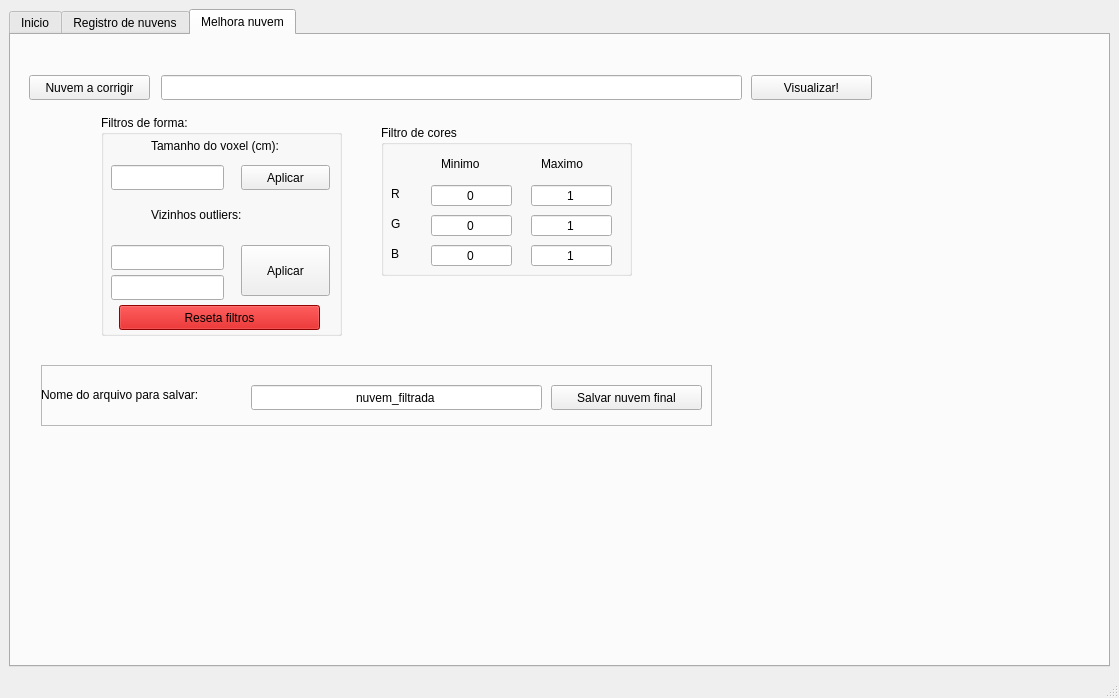
First picture: the form in handset_gui/ui/main_window.ui, repository viniciusvidal2/Cameras_GRIn, before the edit.
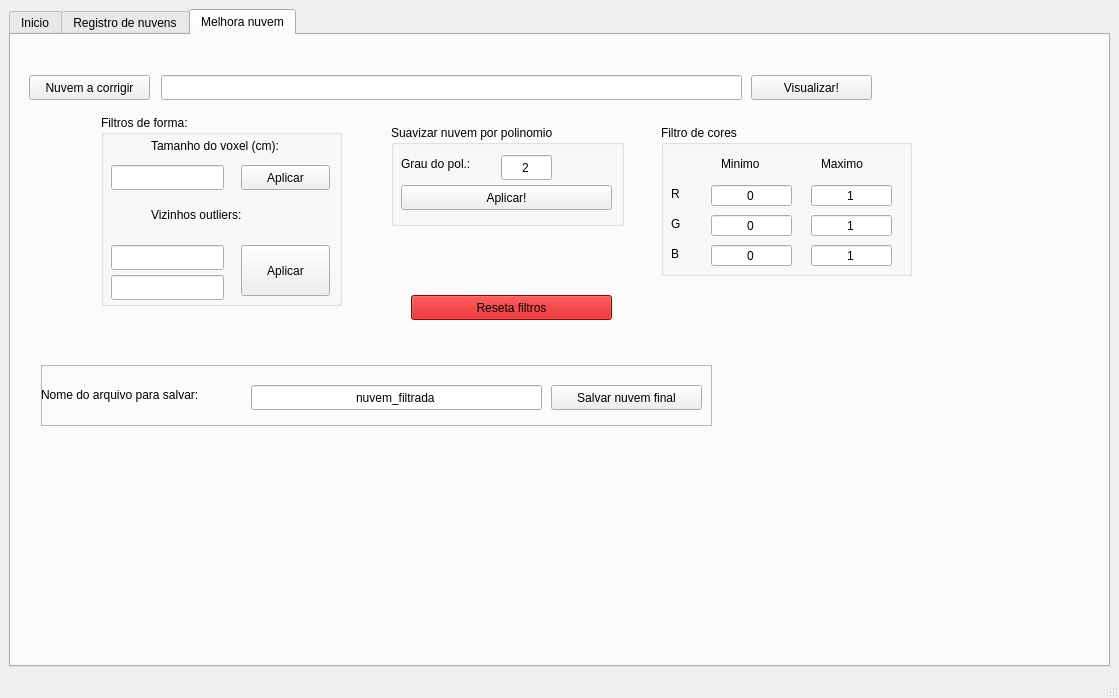
Second picture: the form after the edit. The open tabs and pages were chosen to show the change. Icons and pictures are not drawn.

Commit message: no caminho de suavizar a nuvem final

```diff
--- a/handset_gui/ui/main_window.ui
+++ b/handset_gui/ui/main_window.ui
@@ -877,7 +877,7 @@
         </property>
         <property name="geometry">
          <rect>
-          <x>370</x>
+          <x>650</x>
           <y>90</y>
           <width>251</width>
           <height>151</height>
@@ -1070,7 +1070,7 @@
           <x>90</x>
           <y>80</y>
           <width>241</width>
-          <height>221</height>
+          <height>191</height>
          </rect>
         </property>
         <property name="title">
@@ -1188,434 +1188,6 @@
           <set>Qt::AlignCenter</set>
          </property>
         </widget>
-        <widget class="QPushButton" name="pushButton_resetafiltro">
-         <property name="geometry">
-          <rect>
-           <x>18</x>
-           <y>190</y>
-           <width>201</width>
-           <height>25</height>
-          </rect>
-         </property>
-         <property name="palette">
-          <palette>
-           <active>
-            <colorrole role="WindowText">
-             <brush brushstyle="SolidPattern">
-              <color alpha="255">
-               <red>0</red>
-               <green>0</green>
-               <blue>0</blue>
-              </color>
-             </brush>
-            </colorrole>
-            <colorrole role="Button">
-             <brush brushstyle="SolidPattern">
-              <color alpha="255">
-               <red>204</red>
-               <green>0</green>
-               <blue>0</blue>
-              </color>
-             </brush>
-            </colorrole>
-            <colorrole role="Light">
-             <brush brushstyle="SolidPattern">
-              <color alpha="255">
-               <red>255</red>
-               <green>51</green>
-               <blue>51</blue>
-              </color>
-             </brush>
-            </colorrole>
-            <colorrole role="Midlight">
-             <brush brushstyle="SolidPattern">
-              <color alpha="255">
-               <red>229</red>
-               <green>25</green>
-               <blue>25</blue>
-              </color>
-             </brush>
-            </colorrole>
-            <colorrole role="Dark">
-             <brush brushstyle="SolidPattern">
-              <color alpha="255">
-               <red>102</red>
-               <green>0</green>
-               <blue>0</blue>
-              </color>
-             </brush>
-            </colorrole>
-            <colorrole role="Mid">
-             <brush brushstyle="SolidPattern">
-              <color alpha="255">
-               <red>136</red>
-               <green>0</green>
-               <blue>0</blue>
-              </color>
-             </brush>
-            </colorrole>
-            <colorrole role="Text">
-             <brush brushstyle="SolidPattern">
-              <color alpha="255">
-               <red>0</red>
-               <green>0</green>
-               <blue>0</blue>
-              </color>
-             </brush>
-            </colorrole>
-            <colorrole role="BrightText">
-             <brush brushstyle="SolidPattern">
-              <color alpha="255">
-               <red>255</red>
-               <green>255</green>
-               <blue>255</blue>
-              </color>
-             </brush>
-            </colorrole>
-            <colorrole role="ButtonText">
-             <brush brushstyle="SolidPattern">
-              <color alpha="255">
-               <red>0</red>
-               <green>0</green>
-               <blue>0</blue>
-              </color>
-             </brush>
-            </colorrole>
-            <colorrole role="Base">
-             <brush brushstyle="SolidPattern">
-              <color alpha="255">
-               <red>255</red>
-               <green>255</green>
-               <blue>255</blue>
-              </color>
-             </brush>
-            </colorrole>
-            <colorrole role="Window">
-             <brush brushstyle="SolidPattern">
-              <color alpha="255">
-               <red>204</red>
-               <green>0</green>
-               <blue>0</blue>
-              </color>
-             </brush>
-            </colorrole>
-            <colorrole role="Shadow">
-             <brush brushstyle="SolidPattern">
-              <color alpha="255">
-               <red>0</red>
-               <green>0</green>
-               <blue>0</blue>
-              </color>
-             </brush>
-            </colorrole>
-            <colorrole role="AlternateBase">
-             <brush brushstyle="SolidPattern">
-              <color alpha="255">
-               <red>229</red>
-               <green>127</green>
-               <blue>127</blue>
-              </color>
-             </brush>
-            </colorrole>
-            <colorrole role="ToolTipBase">
-             <brush brushstyle="SolidPattern">
-              <color alpha="255">
-               <red>255</red>
-               <green>255</green>
-               <blue>220</blue>
-              </color>
-             </brush>
-            </colorrole>
-            <colorrole role="ToolTipText">
-             <brush brushstyle="SolidPattern">
-              <color alpha="255">
-               <red>0</red>
-               <green>0</green>
-               <blue>0</blue>
-              </color>
-             </brush>
-            </colorrole>
-           </active>
-           <inactive>
-            <colorrole role="WindowText">
-             <brush brushstyle="SolidPattern">
-              <color alpha="255">
-               <red>0</red>
-               <green>0</green>
-               <blue>0</blue>
-              </color>
-             </brush>
-            </colorrole>
-            <colorrole role="Button">
-             <brush brushstyle="SolidPattern">
-              <color alpha="255">
-               <red>204</red>
-               <green>0</green>
-               <blue>0</blue>
-              </color>
-             </brush>
-            </colorrole>
-            <colorrole role="Light">
-             <brush brushstyle="SolidPattern">
-              <color alpha="255">
-               <red>255</red>
-               <green>51</green>
-               <blue>51</blue>
-              </color>
-             </brush>
-            </colorrole>
-            <colorrole role="Midlight">
-             <brush brushstyle="SolidPattern">
-              <color alpha="255">
-               <red>229</red>
-               <green>25</green>
-               <blue>25</blue>
-              </color>
-             </brush>
-            </colorrole>
-            <colorrole role="Dark">
-             <brush brushstyle="SolidPattern">
-              <color alpha="255">
-               <red>102</red>
-               <green>0</green>
-               <blue>0</blue>
-              </color>
-             </brush>
-            </colorrole>
-            <colorrole role="Mid">
-             <brush brushstyle="SolidPattern">
-              <color alpha="255">
-               <red>136</red>
-               <green>0</green>
-               <blue>0</blue>
-              </color>
-             </brush>
-            </colorrole>
-            <colorrole role="Text">
-             <brush brushstyle="SolidPattern">
-              <color alpha="255">
-               <red>0</red>
-               <green>0</green>
-               <blue>0</blue>
-              </color>
-             </brush>
-            </colorrole>
-            <colorrole role="BrightText">
-             <brush brushstyle="SolidPattern">
-              <color alpha="255">
-               <red>255</red>
-               <green>255</green>
-               <blue>255</blue>
-              </color>
-             </brush>
-            </colorrole>
-            <colorrole role="ButtonText">
-             <brush brushstyle="SolidPattern">
-              <color alpha="255">
-               <red>0</red>
-               <green>0</green>
-               <blue>0</blue>
-              </color>
-             </brush>
-            </colorrole>
-            <colorrole role="Base">
-             <brush brushstyle="SolidPattern">
-              <color alpha="255">
-               <red>255</red>
-               <green>255</green>
-               <blue>255</blue>
-              </color>
-             </brush>
-            </colorrole>
-            <colorrole role="Window">
-             <brush brushstyle="SolidPattern">
-              <color alpha="255">
-               <red>204</red>
-               <green>0</green>
-               <blue>0</blue>
-              </color>
-             </brush>
-            </colorrole>
-            <colorrole role="Shadow">
-             <brush brushstyle="SolidPattern">
-              <color alpha="255">
-               <red>0</red>
-               <green>0</green>
-               <blue>0</blue>
-              </color>
-             </brush>
-            </colorrole>
-            <colorrole role="AlternateBase">
-             <brush brushstyle="SolidPattern">
-              <color alpha="255">
-               <red>229</red>
-               <green>127</green>
-               <blue>127</blue>
-              </color>
-             </brush>
-            </colorrole>
-            <colorrole role="ToolTipBase">
-             <brush brushstyle="SolidPattern">
-              <color alpha="255">
-               <red>255</red>
-               <green>255</green>
-               <blue>220</blue>
-              </color>
-             </brush>
-            </colorrole>
-            <colorrole role="ToolTipText">
-             <brush brushstyle="SolidPattern">
-              <color alpha="255">
-               <red>0</red>
-               <green>0</green>
-               <blue>0</blue>
-              </color>
-             </brush>
-            </colorrole>
-           </inactive>
-           <disabled>
-            <colorrole role="WindowText">
-             <brush brushstyle="SolidPattern">
-              <color alpha="255">
-               <red>102</red>
-               <green>0</green>
-               <blue>0</blue>
-              </color>
-             </brush>
-            </colorrole>
-            <colorrole role="Button">
-             <brush brushstyle="SolidPattern">
-              <color alpha="255">
-               <red>204</red>
-               <green>0</green>
-               <blue>0</blue>
-              </color>
-             </brush>
-            </colorrole>
-            <colorrole role="Light">
-             <brush brushstyle="SolidPattern">
-              <color alpha="255">
-               <red>255</red>
-               <green>51</green>
-               <blue>51</blue>
-              </color>
-             </brush>
-            </colorrole>
-            <colorrole role="Midlight">
-             <brush brushstyle="SolidPattern">
-              <color alpha="255">
-               <red>229</red>
-               <green>25</green>
-               <blue>25</blue>
-              </color>
-             </brush>
-            </colorrole>
-            <colorrole role="Dark">
-             <brush brushstyle="SolidPattern">
-              <color alpha="255">
-               <red>102</red>
-               <green>0</green>
-               <blue>0</blue>
-              </color>
-             </brush>
-            </colorrole>
-            <colorrole role="Mid">
-             <brush brushstyle="SolidPattern">
-              <color alpha="255">
-               <red>136</red>
-               <green>0</green>
-               <blue>0</blue>
-              </color>
-             </brush>
-            </colorrole>
-            <colorrole role="Text">
-             <brush brushstyle="SolidPattern">
-              <color alpha="255">
-               <red>102</red>
-               <green>0</green>
-               <blue>0</blue>
-              </color>
-             </brush>
-            </colorrole>
-            <colorrole role="BrightText">
-             <brush brushstyle="SolidPattern">
-              <color alpha="255">
-               <red>255</red>
-               <green>255</green>
-               <blue>255</blue>
-              </color>
-             </brush>
-            </colorrole>
-            <colorrole role="ButtonText">
-             <brush brushstyle="SolidPattern">
-              <color alpha="255">
-               <red>102</red>
-               <green>0</green>
-               <blue>0</blue>
-              </color>
-             </brush>
-            </colorrole>
-            <colorrole role="Base">
-             <brush brushstyle="SolidPattern">
-              <color alpha="255">
-               <red>204</red>
-               <green>0</green>
-               <blue>0</blue>
-              </color>
-             </brush>
-            </colorrole>
-            <colorrole role="Window">
-             <brush brushstyle="SolidPattern">
-              <color alpha="255">
-               <red>204</red>
-               <green>0</green>
-               <blue>0</blue>
-              </color>
-             </brush>
-            </colorrole>
-            <colorrole role="Shadow">
-             <brush brushstyle="SolidPattern">
-              <color alpha="255">
-               <red>0</red>
-               <green>0</green>
-               <blue>0</blue>
-              </color>
-             </brush>
-            </colorrole>
-            <colorrole role="AlternateBase">
-             <brush brushstyle="SolidPattern">
-              <color alpha="255">
-               <red>204</red>
-               <green>0</green>
-               <blue>0</blue>
-              </color>
-             </brush>
-            </colorrole>
-            <colorrole role="ToolTipBase">
-             <brush brushstyle="SolidPattern">
-              <color alpha="255">
-               <red>255</red>
-               <green>255</green>
-               <blue>220</blue>
-              </color>
-             </brush>
-            </colorrole>
-            <colorrole role="ToolTipText">
-             <brush brushstyle="SolidPattern">
-              <color alpha="255">
-               <red>0</red>
-               <green>0</green>
-               <blue>0</blue>
-              </color>
-             </brush>
-            </colorrole>
-           </disabled>
-          </palette>
-         </property>
-         <property name="text">
-          <string>Reseta filtros</string>
-         </property>
-        </widget>
        </widget>
        <widget class="QFrame" name="frame_salvar">
         <property name="enabled">
@@ -1687,6 +1259,489 @@
          </property>
         </widget>
        </widget>
+       <widget class="QGroupBox" name="groupBox_polinomio">
+        <property name="geometry">
+         <rect>
+          <x>380</x>
+          <y>90</y>
+          <width>233</width>
+          <height>101</height>
+         </rect>
+        </property>
+        <property name="title">
+         <string>Suavizar nuvem por polinomio</string>
+        </property>
+        <widget class="QPushButton" name="pushButton_filtropolinomio">
+         <property name="geometry">
+          <rect>
+           <x>10</x>
+           <y>60</y>
+           <width>211</width>
+           <height>25</height>
+          </rect>
+         </property>
+         <property name="text">
+          <string>Aplicar!</string>
+         </property>
+        </widget>
+        <widget class="QLabel" name="label_16">
+         <property name="geometry">
+          <rect>
+           <x>10</x>
+           <y>30</y>
+           <width>91</width>
+           <height>17</height>
+          </rect>
+         </property>
+         <property name="text">
+          <string>Grau do pol.:</string>
+         </property>
+        </widget>
+        <widget class="QLineEdit" name="lineEdit_graupolinomio">
+         <property name="geometry">
+          <rect>
+           <x>110</x>
+           <y>30</y>
+           <width>51</width>
+           <height>25</height>
+          </rect>
+         </property>
+         <property name="text">
+          <string>2</string>
+         </property>
+         <property name="alignment">
+          <set>Qt::AlignCenter</set>
+         </property>
+        </widget>
+       </widget>
+       <widget class="QPushButton" name="pushButton_resetafiltro">
+        <property name="geometry">
+         <rect>
+          <x>400</x>
+          <y>260</y>
+          <width>201</width>
+          <height>25</height>
+         </rect>
+        </property>
+        <property name="palette">
+         <palette>
+          <active>
+           <colorrole role="WindowText">
+            <brush brushstyle="SolidPattern">
+             <color alpha="255">
+              <red>0</red>
+              <green>0</green>
+              <blue>0</blue>
+             </color>
+            </brush>
+           </colorrole>
+           <colorrole role="Button">
+            <brush brushstyle="SolidPattern">
+             <color alpha="255">
+              <red>204</red>
+              <green>0</green>
+              <blue>0</blue>
+             </color>
+            </brush>
+           </colorrole>
+           <colorrole role="Light">
+            <brush brushstyle="SolidPattern">
+             <color alpha="255">
+              <red>255</red>
+              <green>51</green>
+              <blue>51</blue>
+             </color>
+            </brush>
+           </colorrole>
+           <colorrole role="Midlight">
+            <brush brushstyle="SolidPattern">
+             <color alpha="255">
+              <red>229</red>
+              <green>25</green>
+              <blue>25</blue>
+             </color>
+            </brush>
+           </colorrole>
+           <colorrole role="Dark">
+            <brush brushstyle="SolidPattern">
+             <color alpha="255">
+              <red>102</red>
+              <green>0</green>
+              <blue>0</blue>
+             </color>
+            </brush>
+           </colorrole>
+           <colorrole role="Mid">
+            <brush brushstyle="SolidPattern">
+             <color alpha="255">
+              <red>136</red>
+              <green>0</green>
+              <blue>0</blue>
+             </color>
+            </brush>
+           </colorrole>
+           <colorrole role="Text">
+            <brush brushstyle="SolidPattern">
+             <color alpha="255">
+              <red>0</red>
+              <green>0</green>
+              <blue>0</blue>
+             </color>
+            </brush>
+           </colorrole>
+           <colorrole role="BrightText">
+            <brush brushstyle="SolidPattern">
+             <color alpha="255">
+              <red>255</red>
+              <green>255</green>
+              <blue>255</blue>
+             </color>
+            </brush>
+           </colorrole>
+           <colorrole role="ButtonText">
+            <brush brushstyle="SolidPattern">
+             <color alpha="255">
+              <red>0</red>
+              <green>0</green>
+              <blue>0</blue>
+             </color>
+            </brush>
+           </colorrole>
+           <colorrole role="Base">
+            <brush brushstyle="SolidPattern">
+             <color alpha="255">
+              <red>255</red>
+              <green>255</green>
+              <blue>255</blue>
+             </color>
+            </brush>
+           </colorrole>
+           <colorrole role="Window">
+            <brush brushstyle="SolidPattern">
+             <color alpha="255">
+              <red>204</red>
+              <green>0</green>
+              <blue>0</blue>
+             </color>
+            </brush>
+           </colorrole>
+           <colorrole role="Shadow">
+            <brush brushstyle="SolidPattern">
+             <color alpha="255">
+              <red>0</red>
+              <green>0</green>
+              <blue>0</blue>
+             </color>
+            </brush>
+           </colorrole>
+           <colorrole role="AlternateBase">
+            <brush brushstyle="SolidPattern">
+             <color alpha="255">
+              <red>229</red>
+              <green>127</green>
+              <blue>127</blue>
+             </color>
+            </brush>
+           </colorrole>
+           <colorrole role="ToolTipBase">
+            <brush brushstyle="SolidPattern">
+             <color alpha="255">
+              <red>255</red>
+              <green>255</green>
+              <blue>220</blue>
+             </color>
+            </brush>
+           </colorrole>
+           <colorrole role="ToolTipText">
+            <brush brushstyle="SolidPattern">
+             <color alpha="255">
+              <red>0</red>
+              <green>0</green>
+              <blue>0</blue>
+             </color>
+            </brush>
+           </colorrole>
+          </active>
+          <inactive>
+           <colorrole role="WindowText">
+            <brush brushstyle="SolidPattern">
+             <color alpha="255">
+              <red>0</red>
+              <green>0</green>
+              <blue>0</blue>
+             </color>
+            </brush>
+           </colorrole>
+           <colorrole role="Button">
+            <brush brushstyle="SolidPattern">
+             <color alpha="255">
+              <red>204</red>
+              <green>0</green>
+              <blue>0</blue>
+             </color>
+            </brush>
+           </colorrole>
+           <colorrole role="Light">
+            <brush brushstyle="SolidPattern">
+             <color alpha="255">
+              <red>255</red>
+              <green>51</green>
+              <blue>51</blue>
+             </color>
+            </brush>
+           </colorrole>
+           <colorrole role="Midlight">
+            <brush brushstyle="SolidPattern">
+             <color alpha="255">
+              <red>229</red>
+              <green>25</green>
+              <blue>25</blue>
+             </color>
+            </brush>
+           </colorrole>
+           <colorrole role="Dark">
+            <brush brushstyle="SolidPattern">
+             <color alpha="255">
+              <red>102</red>
+              <green>0</green>
+              <blue>0</blue>
+             </color>
+            </brush>
+           </colorrole>
+           <colorrole role="Mid">
+            <brush brushstyle="SolidPattern">
+             <color alpha="255">
+              <red>136</red>
+              <green>0</green>
+              <blue>0</blue>
+             </color>
+            </brush>
+           </colorrole>
+           <colorrole role="Text">
+            <brush brushstyle="SolidPattern">
+             <color alpha="255">
+              <red>0</red>
+              <green>0</green>
+              <blue>0</blue>
+             </color>
+            </brush>
+           </colorrole>
+           <colorrole role="BrightText">
+            <brush brushstyle="SolidPattern">
+             <color alpha="255">
+              <red>255</red>
+              <green>255</green>
+              <blue>255</blue>
+             </color>
+            </brush>
+           </colorrole>
+           <colorrole role="ButtonText">
+            <brush brushstyle="SolidPattern">
+             <color alpha="255">
+              <red>0</red>
+              <green>0</green>
+              <blue>0</blue>
+             </color>
+            </brush>
+           </colorrole>
+           <colorrole role="Base">
+            <brush brushstyle="SolidPattern">
+             <color alpha="255">
+              <red>255</red>
+              <green>255</green>
+              <blue>255</blue>
+             </color>
+            </brush>
+           </colorrole>
+           <colorrole role="Window">
+            <brush brushstyle="SolidPattern">
+             <color alpha="255">
+              <red>204</red>
+              <green>0</green>
+              <blue>0</blue>
+             </color>
+            </brush>
+           </colorrole>
+           <colorrole role="Shadow">
+            <brush brushstyle="SolidPattern">
+             <color alpha="255">
+              <red>0</red>
+              <green>0</green>
+              <blue>0</blue>
+             </color>
+            </brush>
+           </colorrole>
+           <colorrole role="AlternateBase">
+            <brush brushstyle="SolidPattern">
+             <color alpha="255">
+              <red>229</red>
+              <green>127</green>
+              <blue>127</blue>
+             </color>
+            </brush>
+           </colorrole>
+           <colorrole role="ToolTipBase">
+            <brush brushstyle="SolidPattern">
+             <color alpha="255">
+              <red>255</red>
+              <green>255</green>
+              <blue>220</blue>
+             </color>
+            </brush>
+           </colorrole>
+           <colorrole role="ToolTipText">
+            <brush brushstyle="SolidPattern">
+             <color alpha="255">
+              <red>0</red>
+              <green>0</green>
+              <blue>0</blue>
+             </color>
+            </brush>
+           </colorrole>
+          </inactive>
+          <disabled>
+           <colorrole role="WindowText">
+            <brush brushstyle="SolidPattern">
+             <color alpha="255">
+              <red>102</red>
+              <green>0</green>
+              <blue>0</blue>
+             </color>
+            </brush>
+           </colorrole>
+           <colorrole role="Button">
+            <brush brushstyle="SolidPattern">
+             <color alpha="255">
+              <red>204</red>
+              <green>0</green>
+              <blue>0</blue>
+             </color>
+            </brush>
+           </colorrole>
+           <colorrole role="Light">
+            <brush brushstyle="SolidPattern">
+             <color alpha="255">
+              <red>255</red>
+              <green>51</green>
+              <blue>51</blue>
+             </color>
+            </brush>
+           </colorrole>
+           <colorrole role="Midlight">
+            <brush brushstyle="SolidPattern">
+             <color alpha="255">
+              <red>229</red>
+              <green>25</green>
+              <blue>25</blue>
+             </color>
+            </brush>
+           </colorrole>
+           <colorrole role="Dark">
+            <brush brushstyle="SolidPattern">
+             <color alpha="255">
+              <red>102</red>
+              <green>0</green>
+              <blue>0</blue>
+             </color>
+            </brush>
+           </colorrole>
+           <colorrole role="Mid">
+            <brush brushstyle="SolidPattern">
+             <color alpha="255">
+              <red>136</red>
+              <green>0</green>
+              <blue>0</blue>
+             </color>
+            </brush>
+           </colorrole>
+           <colorrole role="Text">
+            <brush brushstyle="SolidPattern">
+             <color alpha="255">
+              <red>102</red>
+              <green>0</green>
+              <blue>0</blue>
+             </color>
+            </brush>
+           </colorrole>
+           <colorrole role="BrightText">
+            <brush brushstyle="SolidPattern">
+             <color alpha="255">
+              <red>255</red>
+              <green>255</green>
+              <blue>255</blue>
+             </color>
+            </brush>
+           </colorrole>
+           <colorrole role="ButtonText">
+            <brush brushstyle="SolidPattern">
+             <color alpha="255">
+              <red>102</red>
+              <green>0</green>
+              <blue>0</blue>
+             </color>
+            </brush>
+           </colorrole>
+           <colorrole role="Base">
+            <brush brushstyle="SolidPattern">
+             <color alpha="255">
+              <red>204</red>
+              <green>0</green>
+              <blue>0</blue>
+             </color>
+            </brush>
+           </colorrole>
+           <colorrole role="Window">
+            <brush brushstyle="SolidPattern">
+             <color alpha="255">
+              <red>204</red>
+              <green>0</green>
+              <blue>0</blue>
+             </color>
+            </brush>
+           </colorrole>
+           <colorrole role="Shadow">
+            <brush brushstyle="SolidPattern">
+             <color alpha="255">
+              <red>0</red>
+              <green>0</green>
+              <blue>0</blue>
+             </color>
+            </brush>
+           </colorrole>
+           <colorrole role="AlternateBase">
+            <brush brushstyle="SolidPattern">
+             <color alpha="255">
+              <red>204</red>
+              <green>0</green>
+              <blue>0</blue>
+             </color>
+            </brush>
+           </colorrole>
+           <colorrole role="ToolTipBase">
+            <brush brushstyle="SolidPattern">
+             <color alpha="255">
+              <red>255</red>
+              <green>255</green>
+              <blue>220</blue>
+             </color>
+            </brush>
+           </colorrole>
+           <colorrole role="ToolTipText">
+            <brush brushstyle="SolidPattern">
+             <color alpha="255">
+              <red>0</red>
+              <green>0</green>
+              <blue>0</blue>
+             </color>
+            </brush>
+           </colorrole>
+          </disabled>
+         </palette>
+        </property>
+        <property name="text">
+         <string>Reseta filtros</string>
+        </property>
+       </widget>
       </widget>
      </widget>
     </item>
```
Left out of the diff: 2 changed lines with no effect on the pictures. The commit also changes 6 other files.
